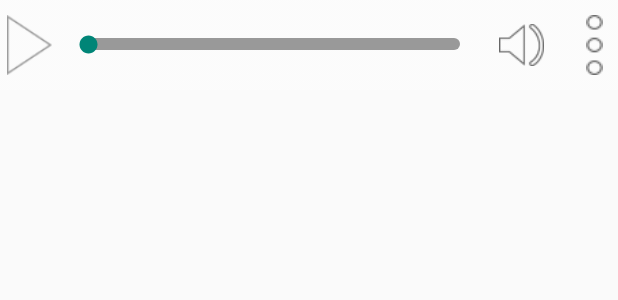
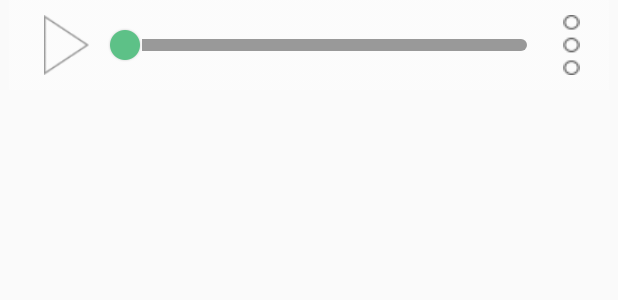
Before and after one commit to fenghao1994/Product, an Android app: the layout layout_music.xml on its own in the app's theme, with its tools: preview values and no code run, on a phone screen of 412 x 824 dp. Shown: the top 300 px of the screen. Run offline under Robolectric (Android 15) with nearby library versions, the light colour scheme and no system bars.

Commit message:
更改界面

```diff
--- a/app/src/main/res/layout/layout_music.xml
+++ b/app/src/main/res/layout/layout_music.xml
@@ -1,6 +1,6 @@
 <?xml version="1.0" encoding="utf-8"?>
 <RelativeLayout xmlns:android="http://schemas.android.com/apk/res/android"
-    android:layout_width="450dp" android:layout_height="60dp"
+    android:layout_width="400dp" android:layout_height="60dp"
     android:background="@mipmap/music_bg"
     android:layout_gravity="center_horizontal">
 
@@ -31,13 +31,14 @@
     </FrameLayout>
 
     <SeekBar
-        android:layout_width="280dp"
+        android:layout_width="300dp"
         android:layout_height="wrap_content"
         android:layout_centerVertical="true"
         android:layout_marginLeft="8dp"
         android:layout_toRightOf="@id/play_pause_layout"
         android:maxHeight="8dp"
         android:minHeight="8dp"
+        android:thumb="@mipmap/corner"
         android:progressDrawable="@drawable/bg_bar"
         android:id="@+id/procesee" />
 
@@ -52,13 +53,13 @@
         android:text="00:00"
         android:visibility="gone"/>
 
-    <ImageView
+    <!--<ImageView
         android:id="@+id/voice"
         android:layout_width="30dp"
         android:layout_height="match_parent"
         android:layout_marginLeft="10dp"
         android:layout_toRightOf="@id/procesee"
-        android:src="@mipmap/music_voice"/>
+        android:src="@mipmap/music_voice"/>-->
 
     <!--<com.singularityclub.shopping.Utils.tools.VertialBar
         android:layout_width="wrap_content"
@@ -75,9 +76,10 @@
         android:id="@+id/audio_list"
         android:layout_width="50dp"
         android:layout_height="match_parent"
-        android:layout_toRightOf="@+id/sound"
         android:layout_alignParentRight="true"
-        android:layout_margin="10dp"
+        android:layout_marginLeft="20dp"
+        android:layout_marginBottom="10dp"
+        android:layout_marginTop="10dp"
         android:src="@mipmap/music_list" />
 
 </RelativeLayout>
```
Also changed, not shown: app/src/main/java/com/singularityclub/shopping/Activity/ProductionDetailActivity.java (+32 -19 lines), app/src/main/res/layout/activity_production_detail.xml (+10 -9 lines), app/src/main/res/mipmap-hdpi/corner.png (added), app/src/main/res/mipmap-hdpi/delete.png (added), app/src/main/res/mipmap-mdpi/corner.png (added), app/src/main/res/mipmap-mdpi/delete.png (added), app/src/main/res/mipmap-xhdpi/corner.png (added), app/src/main/res/mipmap-xhdpi/delete.png (added), app/src/main/res/mipmap-xxhdpi/corner.png (added), app/src/main/res/mipmap-xxhdpi/delete.png (added).
